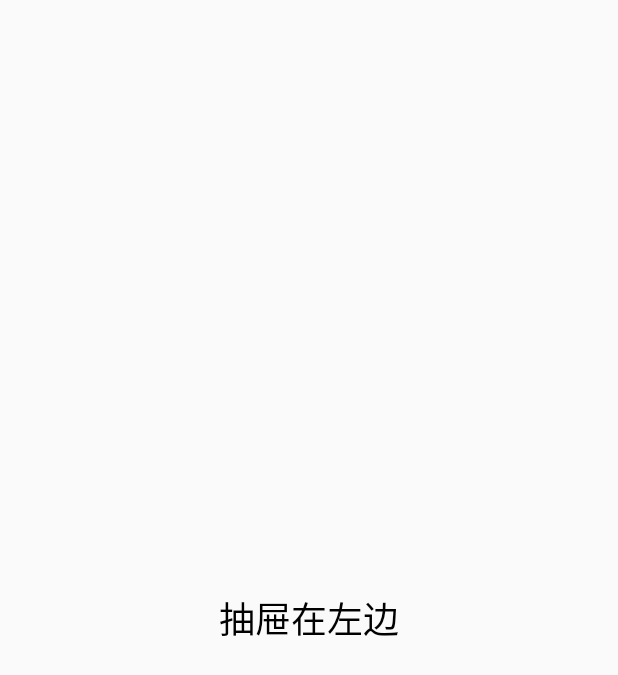
After one commit to dongjieorg/DongjieDemos, an Android app: the DrawLayoutStatusActivity screen opened directly, with no data from a screen before it, on a phone screen of 412 x 824 dp. The commit adds this screen. Shown: the top 675 px of the screen. Run offline under Robolectric (Android 15) with nearby library versions, the phone set to English and light mode, and no system bars; libraries missing offline, so code that uses them is left out: com.jaeger.library; 1 statement that could not run was skipped.

Commit message:
添加沉浸式demo

```diff
--- a/app/src/main/AndroidManifest.xml
+++ b/app/src/main/AndroidManifest.xml
@@ -85,7 +85,6 @@
         android:roundIcon="@mipmap/ic_launcher_round"
         android:supportsRtl="true"
         android:theme="@style/AppTheme">
-
         <activity android:name=".MainActivity">
             <intent-filter>
                 <action android:name="android.intent.action.MAIN" />
@@ -99,6 +98,9 @@
         <activity android:name=".notification.NotificationClickJumpActivity" />
         <activity android:name=".album.AlbumActivity" />
         <activity android:name=".immersive_status.ImmersiveActivity" />
+        <activity android:name=".immersive_status.immersive_activity.StatusColorActivity" />
+        <activity android:name=".immersive_status.immersive_activity.FullScreenStatusActivity" />
+        <activity android:name=".immersive_status.immersive_activity.DrawLayoutStatusActivity"></activity>
     </application>
 
 </manifest>
--- /dev/null
+++ b/app/src/main/java/com/dongjie/dongjiedemos/immersive_status/immersive_activity/DrawLayoutStatusActivity.java
@@ -0,0 +1,20 @@
+package com.dongjie.dongjiedemos.immersive_status.immersive_activity;
+
+import android.graphics.Color;
+import android.os.Bundle;
+import android.support.v4.widget.DrawerLayout;
+
+import com.dongjie.dongjiedemos.R;
+import com.dongjie.dongjiedemos.base.BaseActivity;
+import com.jaeger.library.StatusBarUtil;
+
+public class DrawLayoutStatusActivity extends BaseActivity {
+    DrawerLayout mDrawerLayout;
+    @Override
+    protected void onCreate(Bundle savedInstanceState) {
+        super.onCreate(savedInstanceState);
+        setContentView(R.layout.activity_draw_layout_status);
+        mDrawerLayout = findViewById( R.id.drawer_layout );
+        StatusBarUtil.setColorForDrawerLayout( this  , mDrawerLayout , Color.BLUE);
+    }
+}
--- /dev/null
+++ b/app/src/main/res/layout/activity_draw_layout_status.xml
@@ -0,0 +1,41 @@
+<?xml version="1.0" encoding="utf-8"?>
+<RelativeLayout xmlns:android="http://schemas.android.com/apk/res/android"
+    android:layout_width="match_parent"
+    android:layout_height="match_parent">
+
+    <android.support.v4.widget.DrawerLayout
+        android:id="@+id/drawer_layout"
+        android:layout_width="match_parent"
+        android:layout_height="match_parent"
+        android:fitsSystemWindows="true"
+        >
+
+        <RelativeLayout
+            android:layout_width="match_parent"
+            android:layout_height="match_parent">
+            <TextView
+                android:layout_width="wrap_content"
+                android:layout_height="wrap_content"
+                android:text="抽屉在左边"
+                android:textColor="#000"
+                android:textSize="24dp"
+                android:layout_centerInParent="true"
+                />
+        </RelativeLayout>
+
+        <RelativeLayout
+            android:layout_gravity="start"
+            android:layout_width="match_parent"
+            android:layout_height="match_parent"
+            android:background="@android:color/darker_gray"
+            >
+
+            <include layout="@layout/left_content" />
+
+        </RelativeLayout>
+
+
+    </android.support.v4.widget.DrawerLayout>
+
+
+</RelativeLayout>
```
Also changed, not shown: app/build.gradle (+4 -4 lines), app/src/main/java/com/dongjie/dongjiedemos/MainActivity.java (+9 -2 lines), app/src/main/java/com/dongjie/dongjiedemos/immersive_status/ImmersiveActivity.java (+21 -1 lines), app/src/main/java/com/dongjie/dongjiedemos/immersive_status/immersive_activity/FullScreenStatusActivity.java (added, +17 -0 lines), app/src/main/java/com/dongjie/dongjiedemos/immersive_status/immersive_activity/StatusColorActivity.java (added, +44 -0 lines), app/src/main/res/layout/activity_full_screen_status.xml (added, +19 -0 lines), app/src/main/res/layout/activity_immersive.xml (+35 -3 lines), app/src/main/res/layout/activity_status_color.xml (added, +17 -0 lines), app/src/main/res/layout/left_content.xml (added, +53 -0 lines), app/src/main/res/mipmap-xhdpi/a12.jpg (added).
